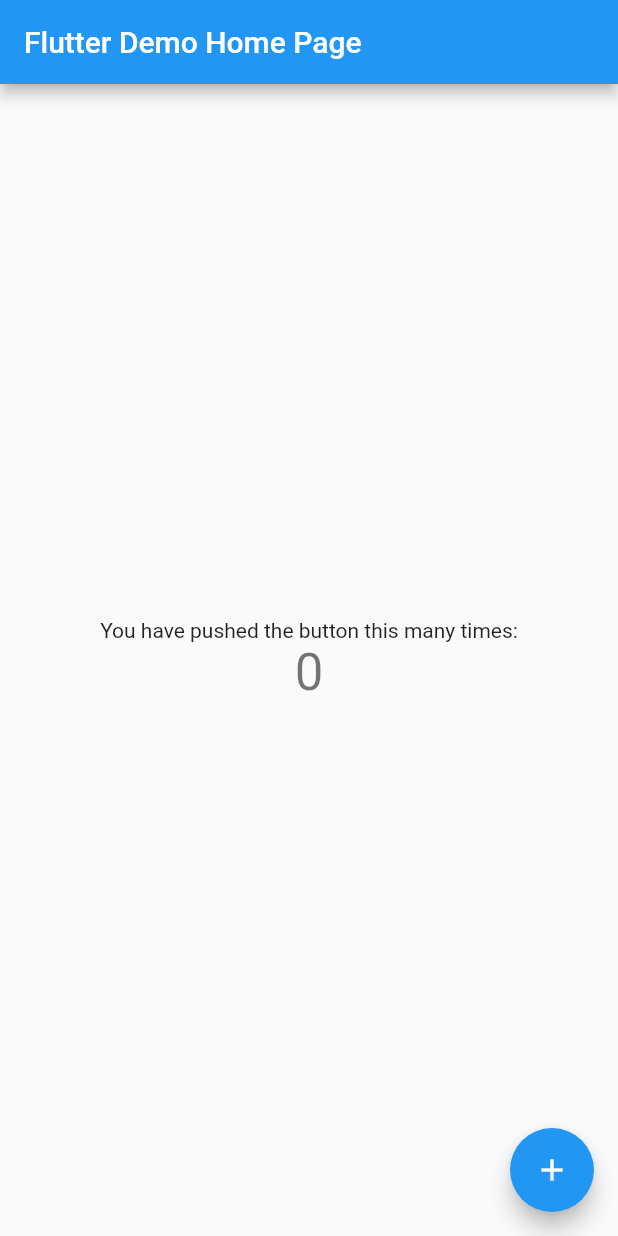
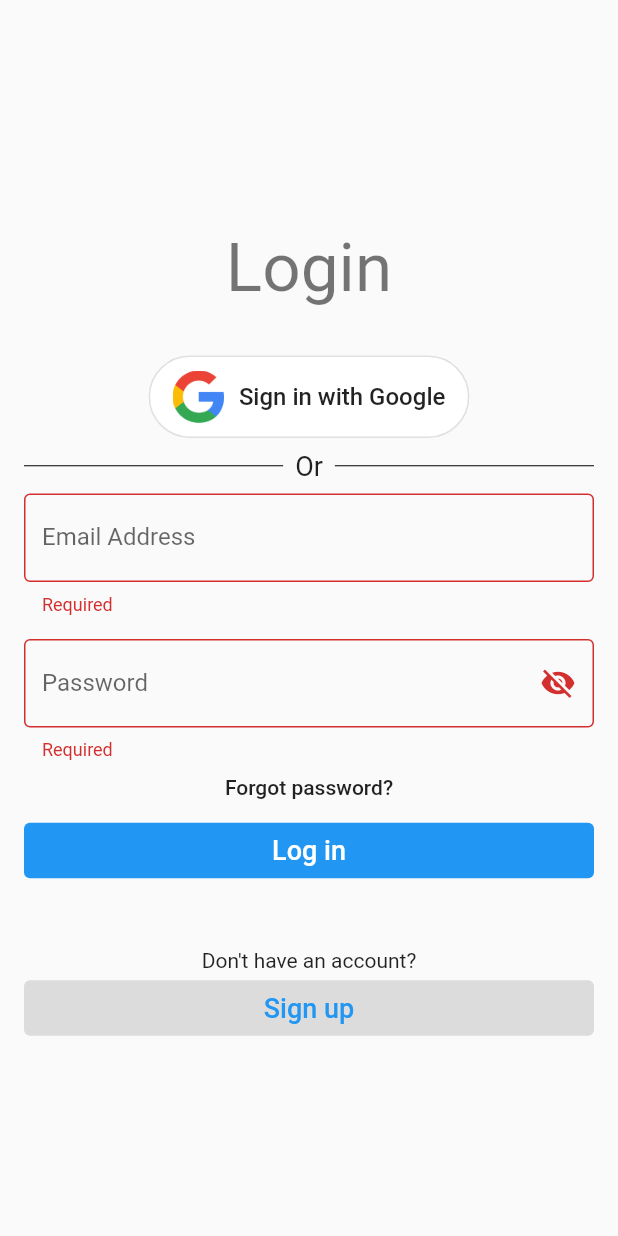
Before and after one commit to Chromactive/Planter-Nerd, a Flutter app: the screen it shows after launch, on a phone screen of 412 x 824 dp. Run offline on Flutter 3.47's test engine with Material 2 defaults, Android fonts, the phone set to English and light mode, and no system bars; our stand-ins replace email_validator, firebase_core; accounts and stored records are empty.

Commit message:
Login page with field verification

```diff
--- a/lib/main.dart
+++ b/lib/main.dart
@@ -1,115 +1,25 @@
+import 'package:firebase_core/firebase_core.dart';
 import 'package:flutter/material.dart';
+import 'package:flutter/services.dart';
+import 'package:planter_squared/firebase_options.dart';
+import 'package:planter_squared/screens/login_user.dart';
 
-void main() {
-  runApp(const MyApp());
+void main() async {
+  WidgetsFlutterBinding.ensureInitialized();
+  await SystemChrome.setPreferredOrientations([DeviceOrientation.portraitUp]);
+  await Firebase.initializeApp(options: DefaultFirebaseOptions.currentPlatform);
+  runApp(const PlanterSquared());
 }
 
-class MyApp extends StatelessWidget {
-  const MyApp({Key? key}) : super(key: key);
+class PlanterSquared extends StatelessWidget {
+  const PlanterSquared({Key? key}) : super(key: key);
 
-  // This widget is the root of your application.
   @override
   Widget build(BuildContext context) {
     return MaterialApp(
-      title: 'Flutter Demo',
-      theme: ThemeData(
-        // This is the theme of your application.
-        //
-        // Try running your application with "flutter run". You'll see the
-        // application has a blue toolbar. Then, without quitting the app, try
-        // changing the primarySwatch below to Colors.green and then invoke
-        // "hot reload" (press "r" in the console where you ran "flutter run",
-        // or simply save your changes to "hot reload" in a Flutter IDE).
-        // Notice that the counter didn't reset back to zero; the application
-        // is not restarted.
-        primarySwatch: Colors.blue,
-      ),
-      home: const MyHomePage(title: 'Flutter Demo Home Page'),
+      title: 'Planter Squared',
+      debugShowCheckedModeBanner: false,
+      home: LoginPage(),
     );
   }
 }
-
-class MyHomePage extends StatefulWidget {
-  const MyHomePage({Key? key, required this.title}) : super(key: key);
-
-  // This widget is the home page of your application. It is stateful, meaning
-  // that it has a State object (defined below) that contains fields that affect
-  // how it looks.
-
-  // This class is the configuration for the state. It holds the values (in this
-  // case the title) provided by the parent (in this case the App widget) and
-  // used by the build method of the State. Fields in a Widget subclass are
-  // always marked "final".
-
-  final String title;
-
-  @override
-  State<MyHomePage> createState() => _MyHomePageState();
-}
-
-class _MyHomePageState extends State<MyHomePage> {
-  int _counter = 0;
-
-  void _incrementCounter() {
-    setState(() {
-      // This call to setState tells the Flutter framework that something has
-      // changed in this State, which causes it to rerun the build method below
-      // so that the display can reflect the updated values. If we changed
-      // _counter without calling setState(), then the build method would not be
-      // called again, and so nothing would appear to happen.
-      _counter++;
-    });
-  }
-
-  @override
-  Widget build(BuildContext context) {
-    // This method is rerun every time setState is called, for instance as done
-    // by the _incrementCounter method above.
-    //
-    // The Flutter framework has been optimized to make rerunning build methods
-    // fast, so that you can just rebuild anything that needs updating rather
-    // than having to individually change instances of widgets.
-    return Scaffold(
-      appBar: AppBar(
-        // Here we take the value from the MyHomePage object that was created by
-        // the App.build method, and use it to set our appbar title.
-        title: Text(widget.title),
-      ),
-      body: Center(
-        // Center is a layout widget. It takes a single child and positions it
-        // in the middle of the parent.
-        child: Column(
-          // Column is also a layout widget. It takes a list of children and
-          // arranges them vertically. By default, it sizes itself to fit its
-          // children horizontally, and tries to be as tall as its parent.
-          //
-          // Invoke "debug painting" (press "p" in the console, choose the
-          // "Toggle Debug Paint" action from the Flutter Inspector in Android
-          // Studio, or the "Toggle Debug Paint" command in Visual Studio Code)
-          // to see the wireframe for each widget.
-          //
-          // Column has various properties to control how it sizes itself and
-          // how it positions its children. Here we use mainAxisAlignment to
-          // center the children vertically; the main axis here is the vertical
-          // axis because Columns are vertical (the cross axis would be
-          // horizontal).
-          mainAxisAlignment: MainAxisAlignment.center,
-          children: <Widget>[
-            const Text(
-              'You have pushed the button this many times:',
-            ),
-            Text(
-              '$_counter',
-              style: Theme.of(context).textTheme.headline4,
-            ),
-          ],
-        ),
-      ),
-      floatingActionButton: FloatingActionButton(
-        onPressed: _incrementCounter,
-        tooltip: 'Increment',
-        child: const Icon(Icons.add),
-      ), // This trailing comma makes auto-formatting nicer for build methods.
-    );
-  }
-}
--- /dev/null
+++ b/lib/screens/login_user.dart
@@ -0,0 +1,164 @@
+import 'package:flutter/material.dart';
+import 'package:planter_squared/utils/form_field_validators.dart';
+import 'package:planter_squared/utils/keyboard_adjustable.dart';
+import 'package:planter_squared/utils/text_with_dividers.dart';
+import 'package:planter_squared/widgets/form_input.dart';
+import 'package:planter_squared/widgets/google_button.dart';
+
+class LoginPage extends StatefulWidget {
+  const LoginPage({Key? key}) : super(key: key);
+
+  @override
+  State<LoginPage> createState() => _LoginPageState();
+}
+
+class _LoginPageState extends State<LoginPage> {
+  @override
+  Widget build(BuildContext context) {
+    return SafeArea(
+      child: Scaffold(
+        body: Center(
+          child: Padding(
+            padding: const EdgeInsets.symmetric(horizontal: 16.0),
+            child: KeyboardAdjustable(
+              child: Column(
+                mainAxisAlignment: MainAxisAlignment.center,
+                mainAxisSize: MainAxisSize.max,
+                children: [
+                  Padding(
+                    padding: const EdgeInsets.symmetric(vertical: 24.0),
+                    child: Text(
+                      'Login',
+                      style: Theme.of(context).textTheme.headline3,
+                    ),
+                  ),
+                  const Padding(
+                    padding: EdgeInsets.all(8.0),
+                    child: GoogleSignInButton(),
+                  ),
+                  const DividerText(
+                    centerChild: Text(
+                      'Or',
+                      style: TextStyle(fontSize: 18),
+                    ),
+                  ),
+                  const LoginForm(),
+                  const Padding(
+                    padding: EdgeInsets.only(top: 25.0),
+                    child: Center(
+                      child: Text('Don\'t have an account?'),
+                    ),
+                  ),
+                  TextButton(
+                    onPressed: () {},
+                    style: TextButton.styleFrom(
+                      minimumSize: const Size.fromHeight(32),
+                      primary: Theme.of(context).primaryColor,
+                      backgroundColor: Theme.of(context).focusColor,
+                    ),
+                    child: const Text(
+                      'Sign up',
+                      style: TextStyle(fontSize: 18),
+                    ),
+                  ),
+                ],
+              ),
+            ),
+          ),
+        ),
+      ),
+    );
+  }
+}
+
+class LoginForm extends StatefulWidget {
+  const LoginForm({Key? key}) : super(key: key);
+
+  @override
+  State<LoginForm> createState() => _LoginFormState();
+}
+
+class _LoginFormState extends State<LoginForm> {
+  final GlobalKey<FormState> _formKey = GlobalKey<FormState>();
+  late final TextEditingController _emailController;
+  late final TextEditingController _passwordController;
+
+  @override
+  void initState() {
+    super.initState();
+    _emailController = TextEditingController();
+    _passwordController = TextEditingController();
+  }
+
+  @override
+  void dispose() {
+    _passwordController.dispose();
+    _emailController.dispose();
+    super.dispose();
+  }
+
+  @override
+  Widget build(BuildContext context) {
+    final theme = Theme.of(context);
+    return Form(
+      key: _formKey,
+      autovalidateMode: AutovalidateMode.always,
+      child: Column(
+        children: [
+          Padding(
+            padding: const EdgeInsets.symmetric(vertical: 8.0),
+            child: FormInputText(
+              controller: _emailController,
+              fieldName: 'Email Address',
+              textInputType: TextInputType.emailAddress,
+              fieldHint: 'example@domain.com',
+              required: true,
+              validators: FormTextFieldValidators.emailField,
+            ),
+          ),
+          Padding(
+            padding: const EdgeInsets.only(top: 8.0),
+            child: FormInputText(
+              controller: _passwordController,
+              fieldName: 'Password',
+              obscureText: true,
+              required: true,
+              textInputAction: TextInputAction.done,
+              validators: FormTextFieldValidators.passwordField,
+            ),
+          ),
+          TextButton(
+            onPressed: () {},
+            style: TextButton.styleFrom(
+                padding: const EdgeInsets.symmetric(horizontal: 12.0),
+                tapTargetSize: MaterialTapTargetSize.shrinkWrap),
+            child: Text(
+              'Forgot password?',
+              style: theme.textTheme.labelLarge,
+            ),
+          ),
+          Padding(
+            padding: const EdgeInsets.only(bottom: 16.0),
+            child: TextButton(
+              onPressed: () {
+                if (_formKey.currentState!.validate()) {
+                  print('Valid data!');
+                }
+              },
+              style: TextButton.styleFrom(
+                minimumSize: const Size.fromHeight(32.0),
+                primary: theme.colorScheme.onBackground,
+                backgroundColor: theme.colorScheme.primary,
+              ),
+              child: Text(
+                'Log in',
+                style: theme.textTheme.button?.copyWith(
+                    fontSize: 18, color: theme.colorScheme.onPrimary),
+              ),
+            ),
+          ),
+        ],
+      ),
+    );
+  }
+}
--- /dev/null
+++ b/lib/utils/form_field_validators.dart
@@ -0,0 +1,36 @@
+import 'package:email_validator/email_validator.dart';
+import 'package:planter_squared/widgets/form_input.dart';
+
+class FormTextFieldValidators {
+  FormTextFieldValidators._();
+
+  static final emailField = [
+    FieldValidator(
+      checker: (value) => EmailValidator.validate(value!),
+      message: 'Please enter a valid email address',
+    ),
+  ];
+
+  static final passwordField = [
+    FieldValidator(
+      checker: (value) => RegExp(r"^.{8,}$").hasMatch(value!),
+      message: 'Password must be at least 8 characters long',
+    ),
+    /*FieldValidator(
+      checker: (value) => RegExp(r"(?:.*[A-Z])").hasMatch(value!),
+      message: 'Password must contain at least one uppercase letter',
+    ),
+    FieldValidator(
+      checker: (value) => RegExp(r"(?:.*[a-z])").hasMatch(value!),
+      message: 'Password must contain at least one lowercase letter',
+    ),
+    FieldValidator(
+      checker: (value) => RegExp(r"(?:.*?[0-9])").hasMatch(value!),
+      message: 'Password must contain at least one digit',
+    ),
+    FieldValidator(
+      checker: (value) => RegExp(r"(?:.*?[!@#\$&*~])").hasMatch(value!),
+      message: 'Password must contain at least one special character',
+    ),*/
+  ];
+}
--- /dev/null
+++ b/lib/utils/keyboard_adjustable.dart
@@ -0,0 +1,15 @@
+import 'package:flutter/material.dart';
+
+class KeyboardAdjustable extends StatelessWidget {
+  const KeyboardAdjustable({Key? key, required this.child}) : super(key: key);
+
+  final Widget child;
+
+  @override
+  Widget build(BuildContext context) {
+    return SingleChildScrollView(
+      physics: const NeverScrollableScrollPhysics(),
+      child: IntrinsicHeight(child: child),
+    );
+  }
+}
--- /dev/null
+++ b/lib/utils/text_with_dividers.dart
@@ -0,0 +1,34 @@
+import 'package:flutter/material.dart';
+
+class DividerText extends StatelessWidget {
+  const DividerText({
+    Key? key,
+    required this.centerChild,
+    this.padding = const EdgeInsets.symmetric(horizontal: 8.0),
+  }) : super(key: key);
+
+  final Widget centerChild;
+  final EdgeInsets padding;
+
+  @override
+  Widget build(BuildContext context) {
+    return Row(
+      children: [
+        const Expanded(
+          child: Divider(
+            color: Colors.black,
+          ),
+        ),
+        Padding(
+          padding: padding,
+          child: centerChild,
+        ),
+        const Expanded(
+          child: Divider(
+            color: Colors.black,
+          ),
+        ),
+      ],
+    );
+  }
+}
--- /dev/null
+++ b/lib/widgets/form_input.dart
@@ -0,0 +1,102 @@
+import 'package:flutter/material.dart';
+
+class FormInputText extends StatefulWidget {
+  const FormInputText({
+    Key? key,
+    required this.controller,
+    required this.fieldName,
+    this.validators = const [],
+    this.textInputType = TextInputType.text,
+    this.fieldHint = '',
+    this.required = false,
+    this.obscureText = false,
+    this.autocorrect = false,
+    this.showSuggestions = false,
+    this.textInputAction = TextInputAction.next,
+  }) : super(key: key);
+
+  final TextEditingController controller;
+  final String fieldName;
+  final String fieldHint;
+  final bool obscureText;
+  final bool required;
+  final bool autocorrect;
+  final bool showSuggestions;
+  final TextInputType textInputType;
+  final TextInputAction textInputAction;
+  final List<FieldValidator> validators;
+
+  @override
+  State<FormInputText> createState() => _FormInputTextState();
+}
+
+class _FormInputTextState extends State<FormInputText> {
+  late bool _isShowingField;
+
+  @override
+  void initState() {
+    super.initState();
+    _isShowingField = !widget.obscureText;
+  }
+
+  void _toggleFieldVisibility() {
+    if (widget.obscureText) {
+      setState(() {
+        _isShowingField = !_isShowingField;
+      });
+    }
+  }
+
+  String? _validator(String? value) {
+    if (widget.required && (value == null || value.isEmpty)) {
+      return 'Required';
+    }
+    for (final validator in widget.validators) {
+      if (!validator.checker(value)) {
+        return validator.message;
+      }
+    }
+    return null;
+  }
+
+  @override
+  Widget build(BuildContext context) {
+    var theme = Theme.of(context);
+    return TextFormField(
+      controller: widget.controller,
+      keyboardType: widget.textInputType,
+      textInputAction: widget.textInputAction,
+      obscureText: !_isShowingField,
+      autocorrect: widget.autocorrect,
+      enableSuggestions: widget.showSuggestions,
+      validator: _validator,
+      decoration: InputDecoration(
+          labelText: widget
+              .fieldName, //(widget.required ? '* ' : '') + widget.fieldName,
+          hintText: widget.fieldHint,
+          border: OutlineInputBorder(
+            borderSide:
+                Divider.createBorderSide(context, color: theme.dividerColor),
+          ),
+          suffixIcon: widget.obscureText
+              ? IconButton(
+                  splashRadius: Material.defaultSplashRadius * 0.5,
+                  onPressed: _toggleFieldVisibility,
+                  icon: Icon(_isShowingField
+                      ? Icons.visibility
+                      : Icons.visibility_off),
+                )
+              : null),
+    );
+  }
+}
+
+class FieldValidator {
+  const FieldValidator({
+    required this.checker,
+    required this.message,
+  });
+
+  final bool Function(String?) checker;
+  final String message;
+}
--- /dev/null
+++ b/lib/widgets/google_button.dart
@@ -0,0 +1,64 @@
+import 'package:flutter/material.dart';
+
+class GoogleSignInButton extends StatefulWidget {
+  const GoogleSignInButton({Key? key}) : super(key: key);
+
+  @override
+  State<GoogleSignInButton> createState() => _GoogleSignInButtonState();
+}
+
+class _GoogleSignInButtonState extends State<GoogleSignInButton> {
+  bool _signingIn = false;
+
+  void _signIn() async {
+    setState(() {
+      _signingIn = true;
+    });
+    print('Signing In');
+    await Future.delayed(Duration(seconds: 1), () => true);
+    setState(() {
+      _signingIn = false;
+    });
+  }
+
+  @override
+  Widget build(BuildContext context) {
+    final theme = Theme.of(context);
+    return _signingIn
+        ? CircularProgressIndicator(
+            valueColor: AlwaysStoppedAnimation(theme.colorScheme.primary),
+          )
+        : OutlinedButton(
+            onPressed: _signIn,
+            style: ButtonStyle(
+              backgroundColor:
+                  MaterialStateProperty.all(theme.colorScheme.onBackground),
+              shape: MaterialStateProperty.all(
+                RoundedRectangleBorder(
+                  borderRadius: BorderRadius.circular(32.0),
+                ),
+              ),
+            ),
+            child: Padding(
+              padding: const EdgeInsets.symmetric(vertical: 10.0),
+              child: Row(
+                mainAxisAlignment: MainAxisAlignment.center,
+                mainAxisSize: MainAxisSize.min,
+                children: [
+                  const Image(
+                    image: AssetImage('assets/google_logo.png'),
+                    height: 35.0,
+                  ),
+                  Padding(
+                    padding: const EdgeInsets.only(left: 10.0),
+                    child: Text(
+                      'Sign in with Google',
+                      style: theme.textTheme.button?.copyWith(fontSize: 16.0),
+                    ),
+                  ),
+                ],
+              ),
+            ),
+          );
+  }
+}
```
Also changed, not shown: pubspec.yaml (+8 -5 lines), assets/google_logo.png (added), lib/firebase_options.dart (added), pubspec.lock, 5 other files.
